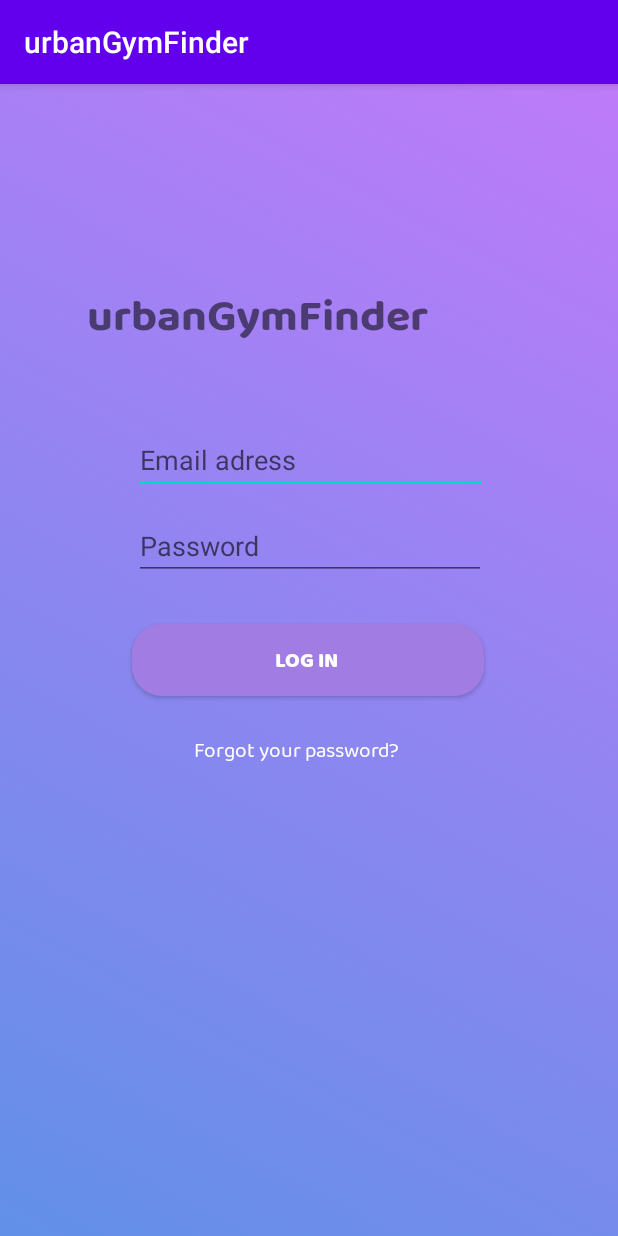
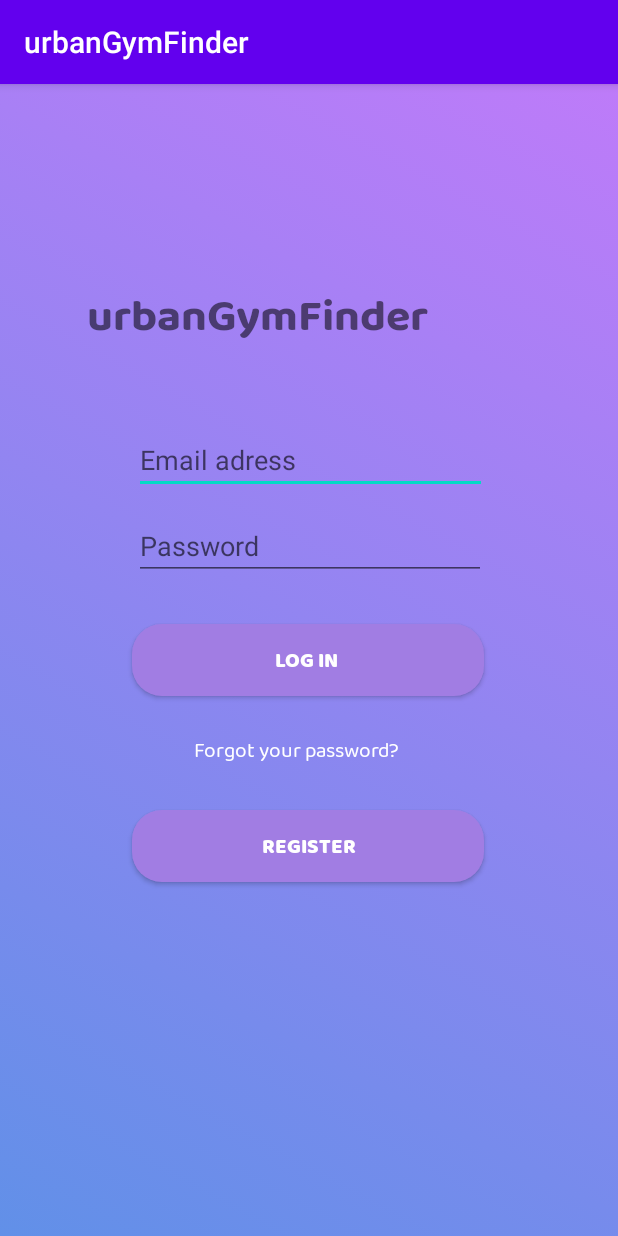
Before and after one commit to nataliasf/urbanGymFinder, an Android app: the screen it shows after launch (LoginActivity), on a phone screen of 412 x 824 dp. Run offline under Robolectric (Android 15) with nearby library versions, the phone set to English and light mode, and no system bars; our stand-ins replace Firebase (no records; nobody signed in at launch, a user with empty details on screens opened directly).

Commit message:
login undo progressbar and add register

```diff
--- a/app/build.gradle
+++ b/app/build.gradle
@@ -17,6 +17,8 @@ android {
         vectorDrawables.useSupportLibrary = true
 
         testInstrumentationRunner "androidx.test.runner.AndroidJUnitRunner"
+        multiDexEnabled true
+
     }
 
     buildTypes {
@@ -64,8 +66,13 @@ dependencies {
     implementation 'com.google.firebase:firebase-core:17.4.1'
     implementation 'com.google.firebase:firebase-database:19.3.0'
     implementation 'com.google.firebase:firebase-auth:19.3.1'
+    //for google auth
+    implementation 'com.google.android.gms:play-services-auth:18.0.0'
 
     //FALTA COMPROVAR
-    //implementation 'com.google.firebase:firebase-firestore:21.4.0'
-    //implementation 'google.com.code.gson:gson:2.8.5'
+    implementation 'com.google.firebase:firebase-firestore:21.4.3'
+    implementation 'com.google.code.gson:gson:2.8.5'
+    implementation 'com.android.support:multidex:1.0.3'
+
+
 }
--- a/app/src/main/AndroidManifest.xml
+++ b/app/src/main/AndroidManifest.xml
@@ -1,7 +1,7 @@
 <?xml version="1.0" encoding="utf-8"?>
 <manifest xmlns:android="http://schemas.android.com/apk/res/android"
     package="com.example.urbangymfinder">
-
+    <uses-permission android:name="android.permission.INTERNET" /> <!-- this line adds the required permission request -->
     <application
         android:allowBackup="true"
         android:icon="@mipmap/ic_launcher"
--- a/app/src/main/java/com/example/urbangymfinder/LoginActivity.kt
+++ b/app/src/main/java/com/example/urbangymfinder/LoginActivity.kt
@@ -40,7 +40,7 @@ class LoginActivity : AppCompatActivity() {
     }
 
     private fun loginUserAccount() {
-        progressBar!!.visibility = View.VISIBLE
+        //progressBar!!.visibility = View.VISIBLE
         val email: String
         val password: String
         email = emailTV!!.text.toString()
--- a/app/src/main/res/layout/login_activity.xml
+++ b/app/src/main/res/layout/login_activity.xml
@@ -104,5 +104,24 @@
         android:text="Forgot your password? "
         android:textColor="#FFFFFF" />
 
+    <Button
+        android:id="@+id/btnRegister"
+        android:layout_width="234dp"
+        android:layout_height="wrap_content"
+        android:layout_below="@+id/textView"
+        android:layout_alignParentStart="true"
+        android:layout_alignParentLeft="true"
+        android:layout_alignParentEnd="true"
+        android:layout_alignParentRight="true"
+        android:layout_marginStart="88dp"
+        android:layout_marginLeft="88dp"
+        android:layout_marginTop="29dp"
+        android:layout_marginEnd="89dp"
+        android:layout_marginRight="89dp"
+        android:background="@drawable/rounded_btn"
+        android:fontFamily="@font/baloo_chettan"
+        android:text="Register"
+        android:textColor="#FFFFFF" />
+
 
 </RelativeLayout>
```
